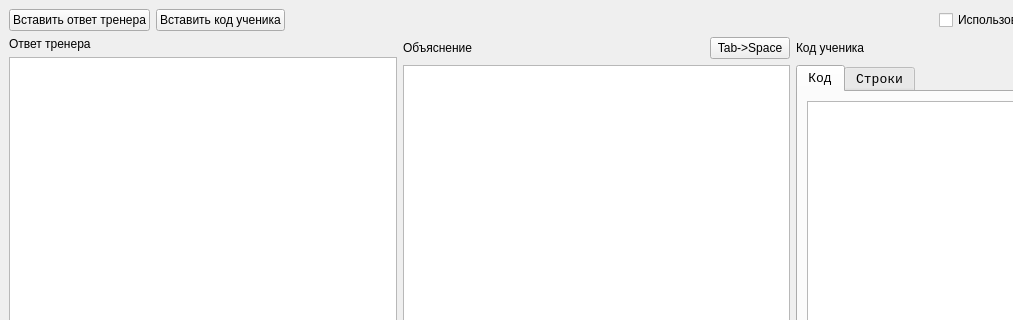
Qt form mainwindow.ui (grigvlwork/syntax) before a commit; both pictures show x 0 to 1013 and y 0 to 320 of the 1222 by 741 pixel window.
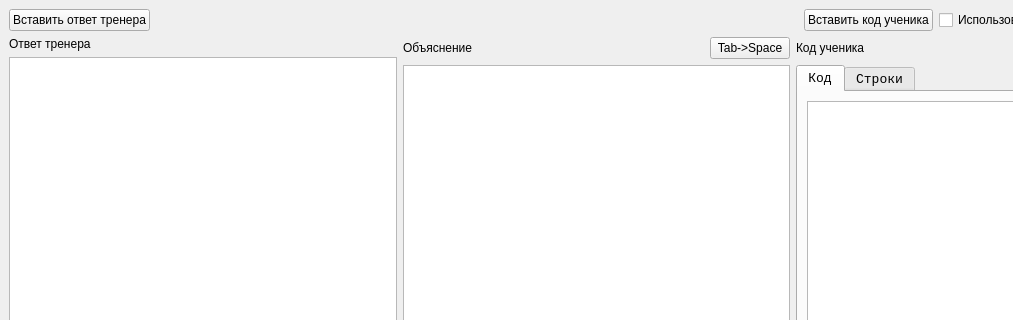
The same form after that commit.

Commit message: сделал чтобы при вставке сразу копировалось в коррект и запускалось

```diff
--- a/mainwindow.ui
+++ b/mainwindow.ui
@@ -24,13 +24,6 @@
         </property>
        </widget>
       </item>
-      <item>
-       <widget class="QPushButton" name="insert_code_btn">
-        <property name="text">
-         <string>Вставить код ученика</string>
-        </property>
-       </widget>
-      </item>
       <item>
        <spacer name="horizontalSpacer">
         <property name="orientation">
@@ -44,6 +37,13 @@
         </property>
        </spacer>
       </item>
+      <item>
+       <widget class="QPushButton" name="insert_code_btn">
+        <property name="text">
+         <string>Вставить код ученика</string>
+        </property>
+       </widget>
+      </item>
       <item>
        <widget class="QCheckBox" name="use_file_cb">
         <property name="text">
```
The commit also changes 2 other files.
